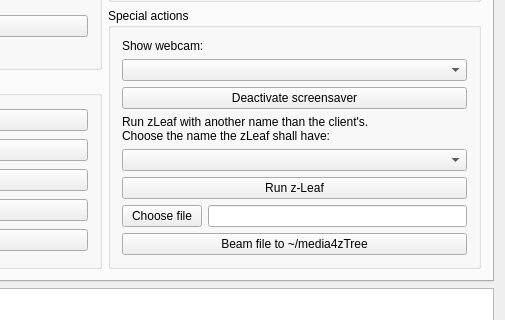
The window that src/mainwindow.ui (tobiaswee/Labcontrol) describes before a commit, drawn with Qt 5; both pictures show x 295 to 800 and y 171 to 491 of the 800 by 864 pixel window.
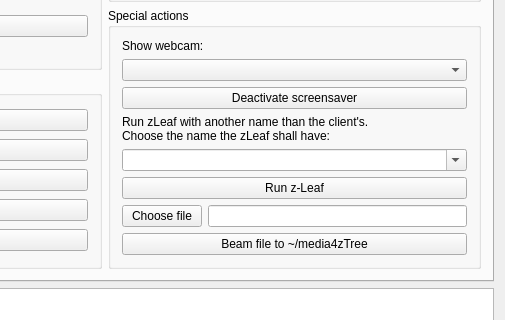
The same window after the commit. Icons and pictures are not drawn.

Commit message: Made 'CBClientNames' editable to allow arbitrary client names

What changed in the file:
```diff
--- a/src/mainwindow.ui
+++ b/src/mainwindow.ui
@@ -238,7 +238,11 @@
               </widget>
              </item>
              <item>
-              <widget class="QComboBox" name="CBClientNames"/>
+              <widget class="QComboBox" name="CBClientNames">
+               <property name="editable">
+                <bool>true</bool>
+               </property>
+              </widget>
              </item>
              <item>
               <widget class="QPushButton" name="PBRunzLeaf">
```
